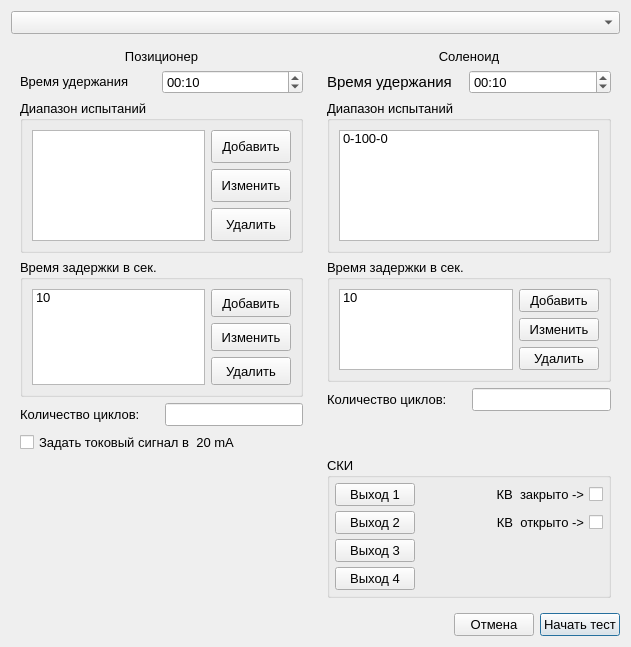
Qt form Src/Ui/TestSettings/CyclicTestSettings.ui (Rekvim/MpiSki) before a commit.
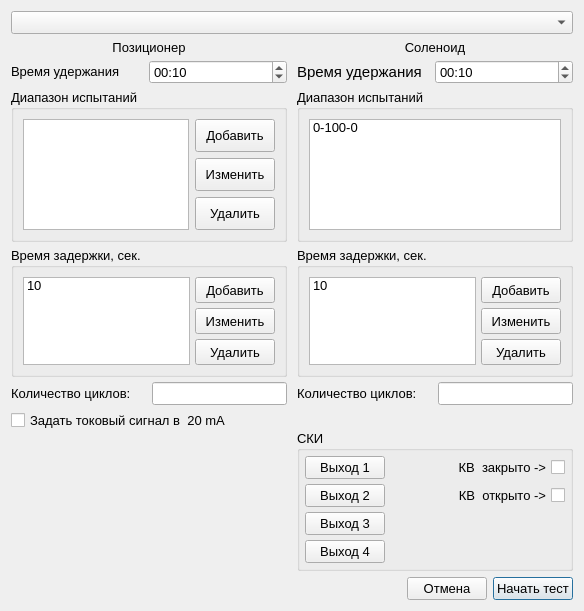
The same form after that commit.

Commit message: minor update interface, cyclicTestSettings

Diff of the .ui file:
```diff
--- a/Src/Ui/TestSettings/CyclicTestSettings.ui
+++ b/Src/Ui/TestSettings/CyclicTestSettings.ui
@@ -6,12 +6,12 @@
    <rect>
     <x>0</x>
     <y>0</y>
-    <width>631</width>
-    <height>647</height>
+    <width>584</width>
+    <height>611</height>
    </rect>
   </property>
   <property name="sizePolicy">
-   <sizepolicy hsizetype="Maximum" vsizetype="Maximum">
+   <sizepolicy hsizetype="Preferred" vsizetype="Preferred">
     <horstretch>0</horstretch>
     <verstretch>0</verstretch>
    </sizepolicy>
@@ -37,11 +37,33 @@
     </widget>
    </item>
    <item>
-    <layout class="QHBoxLayout" name="horizontalLayout_tests">
+    <widget class="QWidget" name="widget" native="true">
+     <property name="sizePolicy">
+      <sizepolicy hsizetype="Preferred" vsizetype="Preferred">
+       <horstretch>0</horstretch>
+       <verstretch>0</verstretch>
+      </sizepolicy>
+     </property>
+     <layout class="QHBoxLayout" name="horizontalLayout_3">
+      <property name="spacing">
+       <number>10</number>
+      </property>
+      <property name="leftMargin">
+       <number>0</number>
+      </property>
+      <property name="topMargin">
+       <number>0</number>
+      </property>
+      <property name="rightMargin">
+       <number>0</number>
+      </property>
+      <property name="bottomMargin">
+       <number>0</number>
+      </property>
      <item>
       <widget class="QWidget" name="widget_retentionTimeRegulatory" native="true">
        <property name="sizePolicy">
-        <sizepolicy hsizetype="Maximum" vsizetype="Preferred">
+         <sizepolicy hsizetype="Preferred" vsizetype="Preferred">
          <horstretch>0</horstretch>
          <verstretch>0</verstretch>
         </sizepolicy>
@@ -53,6 +75,21 @@
         </font>
        </property>
        <layout class="QVBoxLayout" name="verticalLayout_2">
+         <property name="spacing">
+          <number>5</number>
+         </property>
+         <property name="leftMargin">
+          <number>0</number>
+         </property>
+         <property name="topMargin">
+          <number>0</number>
+         </property>
+         <property name="rightMargin">
+          <number>0</number>
+         </property>
+         <property name="bottomMargin">
+          <number>0</number>
+         </property>
         <item>
          <widget class="QLabel" name="label_regulatory">
           <property name="font">
@@ -123,6 +160,12 @@
         </item>
         <item>
          <widget class="QGroupBox" name="groupBox_testRangeRegulatory">
+           <property name="sizePolicy">
+            <sizepolicy hsizetype="Preferred" vsizetype="Maximum">
+             <horstretch>0</horstretch>
+             <verstretch>0</verstretch>
+            </sizepolicy>
+           </property>
           <property name="minimumSize">
            <size>
             <width>0</width>
@@ -224,10 +267,16 @@
         </item>
         <item>
          <widget class="QGroupBox" name="groupBox_delayTimeRegulatory">
+           <property name="sizePolicy">
+            <sizepolicy hsizetype="Preferred" vsizetype="Maximum">
+             <horstretch>0</horstretch>
+             <verstretch>0</verstretch>
+            </sizepolicy>
+           </property>
           <property name="maximumSize">
            <size>
             <width>16777215</width>
-            <height>138</height>
+             <height>130</height>
            </size>
           </property>
           <property name="font">
@@ -237,11 +286,20 @@
            </font>
           </property>
           <property name="title">
-           <string>Время задержки в сек.</string>
+            <string>Время задержки, сек.</string>
           </property>
           <layout class="QHBoxLayout" name="horizontalLayout_2">
+            <property name="spacing">
+             <number>5</number>
+            </property>
            <item>
             <widget class="QListWidget" name="listWidget_delayTimeRegulatory">
+              <property name="sizePolicy">
+               <sizepolicy hsizetype="Preferred" vsizetype="Maximum">
+                <horstretch>0</horstretch>
+                <verstretch>0</verstretch>
+               </sizepolicy>
+              </property>
              <property name="font">
               <font>
                <family>Segoe UI</family>
@@ -390,7 +448,7 @@
      <item>
       <widget class="QWidget" name="widget_shutOff" native="true">
        <property name="sizePolicy">
-        <sizepolicy hsizetype="Maximum" vsizetype="Maximum">
+         <sizepolicy hsizetype="Preferred" vsizetype="Preferred">
          <horstretch>0</horstretch>
          <verstretch>0</verstretch>
         </sizepolicy>
@@ -402,6 +460,21 @@
         </font>
        </property>
        <layout class="QVBoxLayout" name="verticalLayout">
+         <property name="spacing">
+          <number>5</number>
+         </property>
+         <property name="leftMargin">
+          <number>0</number>
+         </property>
+         <property name="topMargin">
+          <number>0</number>
+         </property>
+         <property name="rightMargin">
+          <number>0</number>
+         </property>
+         <property name="bottomMargin">
+          <number>0</number>
+         </property>
         <item>
          <widget class="QLabel" name="label_shutOff">
           <property name="font">
@@ -474,7 +547,7 @@
          <widget class="QGroupBox" name="groupBox_testRangeShutOff">
           <property name="minimumSize">
            <size>
-            <width>154</width>
+             <width>0</width>
             <height>153</height>
            </size>
           </property>
@@ -523,10 +596,16 @@
         </item>
         <item>
          <widget class="QGroupBox" name="groupBox_delayTimeShutOff">
+           <property name="minimumSize">
+            <size>
+             <width>0</width>
+             <height>130</height>
+            </size>
+           </property>
           <property name="maximumSize">
            <size>
             <width>16777215</width>
-            <height>138</height>
+             <height>130</height>
            </size>
           </property>
           <property name="font">
@@ -536,9 +615,12 @@
            </font>
           </property>
           <property name="title">
-           <string>Время задержки в сек.</string>
+            <string>Время задержки, сек.</string>
           </property>
           <layout class="QHBoxLayout" name="horizontalLayout_7">
+            <property name="spacing">
+             <number>5</number>
+            </property>
            <item>
             <widget class="QListWidget" name="listWidget_delayTimeShutOff">
              <property name="font">
@@ -872,6 +954,7 @@
       </widget>
      </item>
     </layout>
+    </widget>
    </item>
    <item>
     <layout class="QHBoxLayout" name="horizontalLayout_menu">
```
Lines whose indentation alone changed are shown as unchanged. The commit also changes 7 other files.
